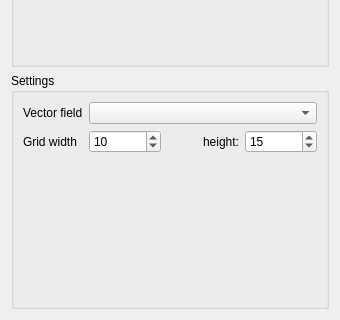
Old version of the form smoke/view/glyphstab.ui in the repository bvanloon/Scientific-Visualization; both pictures show x 0 to 340 and y 180 to 500 of the 340 by 500 pixel window.
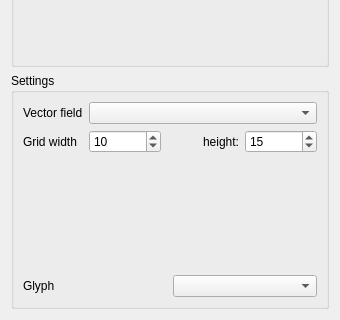
New version of the form. Custom widgets are drawn as their Qt base class.

Commit message: Added button that changes glyphs

The edit to the form file:
```diff
--- a/smoke/view/glyphstab.ui
+++ b/smoke/view/glyphstab.ui
@@ -112,7 +112,18 @@
        </layout>
       </item>
       <item>
-       <layout class="QHBoxLayout" name="horizontalLayout"/>
+       <layout class="QHBoxLayout" name="horizontalLayout">
+        <item alignment="Qt::AlignLeft">
+         <widget class="QLabel" name="glyphLabel">
+          <property name="text">
+           <string>Glyph</string>
+          </property>
+         </widget>
+        </item>
+        <item>
+         <widget class="QComboBox" name="glyphSelector"/>
+        </item>
+       </layout>
       </item>
      </layout>
     </widget>
```
The commit also changes 9 other files.
